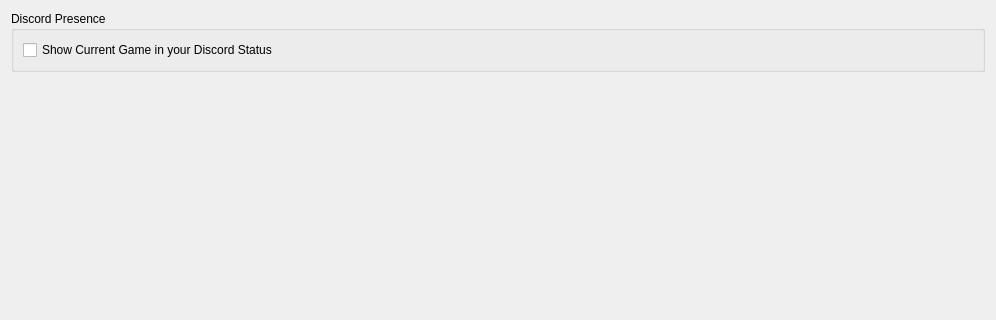
Qt form src/citra_qt/configuration/configure_online.ui (rtiangha/bravely-offline-citra) before a commit; both pictures show x 0 to 996 and y 0 to 320 of the 996 by 561 pixel window.
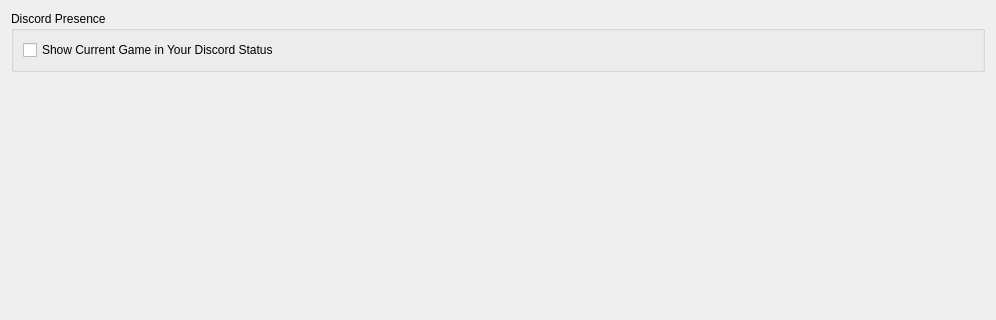
The same form after that commit.

Diff of the .ui file:
```diff
--- a/src/citra_qt/configuration/configure_online.ui
+++ b/src/citra_qt/configuration/configure_online.ui
@@ -23,7 +23,7 @@
       <item>
        <widget class="QCheckBox" name="toggle_discordrpc">
         <property name="text">
-         <string>Show Current Game in your Discord Status</string>
+         <string>Show Current Game in Your Discord Status</string>
         </property>
        </widget>
       </item>
```
